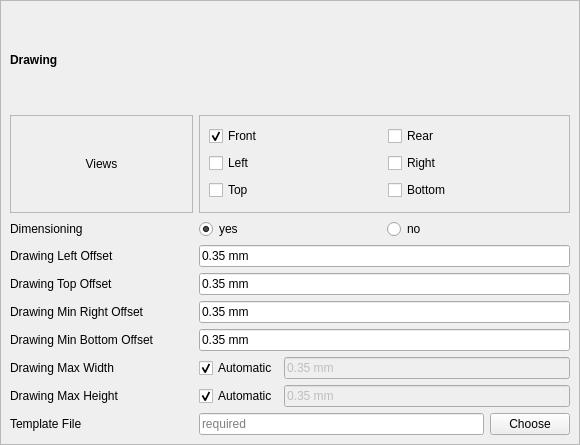
First picture: the form in ReinforcementDrawing/ReinforcementDrawingDimensioning_Drawing.ui, repository amrit3701/FreeCAD-Reinforcement, before the edit.
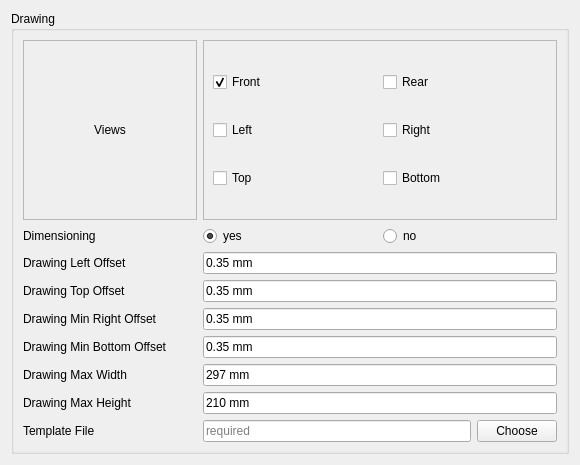
Second picture: the form after the edit. Custom widgets are drawn as their Qt base class.

Commit message: Integrate Reinforcement Drawing Dimensioning UI

What changed in the file:
```diff
--- a/ReinforcementDrawing/ReinforcementDrawingDimensioning_Drawing.ui
+++ b/ReinforcementDrawing/ReinforcementDrawingDimensioning_Drawing.ui
@@ -7,13 +7,19 @@
     <x>0</x>
     <y>0</y>
     <width>580</width>
-    <height>445</height>
+    <height>465</height>
    </rect>
   </property>
   <property name="windowTitle">
    <string>ReinforcementDrawingAndDimensioning_Drawing</string>
   </property>
   <layout class="QGridLayout" name="gridLayout">
+   <item row="0" column="0">
+    <widget class="QGroupBox" name="groupBox">
+     <property name="title">
+      <string>Drawing</string>
+     </property>
+     <layout class="QVBoxLayout" name="verticalLayout">
    <property name="leftMargin">
     <number>0</number>
    </property>
@@ -26,8 +32,11 @@
    <property name="bottomMargin">
     <number>0</number>
    </property>
-   <item row="0" column="0">
+      <item>
     <widget class="QScrollArea" name="drawing_scrollArea">
+        <property name="frameShape">
+         <enum>QFrame::NoFrame</enum>
+        </property>
      <property name="widgetResizable">
       <bool>true</bool>
      </property>
@@ -36,194 +45,18 @@
        <rect>
         <x>0</x>
         <y>0</y>
-        <width>578</width>
-        <height>443</height>
+           <width>556</width>
+           <height>417</height>
        </rect>
       </property>
       <layout class="QGridLayout" name="gridLayout_2">
-       <item row="8" column="0">
-        <widget class="QLabel" name="drawing_left_offset_label">
-         <property name="text">
-          <string>Drawing Left Offset</string>
-         </property>
-        </widget>
-       </item>
-       <item row="0" column="0">
-        <widget class="QLabel" name="drawing_heading">
-         <property name="font">
-          <font>
-           <weight>75</weight>
-           <bold>true</bold>
-          </font>
-         </property>
-         <property name="text">
-          <string>Drawing</string>
-         </property>
-        </widget>
-       </item>
-       <item row="14" column="1" colspan="2">
-        <layout class="QHBoxLayout" name="template_file_horizontal_layout">
-         <item>
-          <widget class="Gui::PrefLineEdit" name="template_file">
-           <property name="toolTip">
-            <string>&lt;html&gt;&lt;head/&gt;&lt;body&gt;&lt;p&gt;The template file to be used for the reinforcement drawing page&lt;/p&gt;&lt;/body&gt;&lt;/html&gt;</string>
-           </property>
-           <property name="placeholderText">
-            <string>required</string>
-           </property>
-           <property name="clearButtonEnabled">
-            <bool>true</bool>
-           </property>
-          </widget>
-         </item>
-         <item>
-          <widget class="QPushButton" name="choose_template_file">
-           <property name="text">
-            <string>Choose</string>
-           </property>
-          </widget>
-         </item>
-        </layout>
-       </item>
-       <item row="10" column="0">
-        <widget class="QLabel" name="drawing_min_right_offset_label">
-         <property name="text">
-          <string>Drawing Min Right Offset</string>
-         </property>
-        </widget>
-       </item>
-       <item row="7" column="0">
-        <widget class="QLabel" name="perform_dimensioning_label">
-         <property name="text">
-          <string>Dimensioning</string>
-         </property>
-        </widget>
-       </item>
-       <item row="10" column="1" colspan="2">
-        <widget class="Gui::InputField" name="drawing_min_right_offset">
-         <property name="toolTip">
-          <string>&lt;html&gt;&lt;head/&gt;&lt;body&gt;&lt;p&gt;The minimum right offset of the drawing view on &lt;span style=&quot; font-family:'monospace';&quot;&gt;template&lt;/span&gt;&lt;/p&gt;&lt;/body&gt;&lt;/html&gt;</string>
-         </property>
-         <property name="text">
-          <string>0.35 mm</string>
-         </property>
-         <property name="unit" stdset="0">
-          <string notr="true">mm</string>
-         </property>
-         <property name="quantity" stdset="0">
-          <double>0.350000000000000</double>
-         </property>
-        </widget>
-       </item>
-       <item row="9" column="1" colspan="2">
-        <widget class="Gui::InputField" name="drawing_top_offset">
-         <property name="toolTip">
-          <string>&lt;html&gt;&lt;head/&gt;&lt;body&gt;&lt;p&gt;The top offset of the drawing view on t&lt;span style=&quot; font-family:'monospace';&quot;&gt;emplate&lt;/span&gt;&lt;/p&gt;&lt;/body&gt;&lt;/html&gt;</string>
-         </property>
-         <property name="text">
-          <string>0.35 mm</string>
-         </property>
-         <property name="unit" stdset="0">
-          <string notr="true">mm</string>
-         </property>
-         <property name="quantity" stdset="0">
-          <double>0.350000000000000</double>
-         </property>
-        </widget>
-       </item>
-       <item row="7" column="1">
-        <widget class="QRadioButton" name="perform_dimensioning_radio_button">
-         <property name="toolTip">
-          <string>&lt;html&gt;&lt;head/&gt;&lt;body&gt;&lt;p&gt;Dimensioning is performed&lt;/p&gt;&lt;/body&gt;&lt;/html&gt;</string>
-         </property>
-         <property name="text">
-          <string>yes</string>
-         </property>
-         <property name="checked">
-          <bool>true</bool>
-         </property>
-         <attribute name="buttonGroup">
-          <string notr="true">dimensioning_button_group</string>
-         </attribute>
-        </widget>
-       </item>
        <item row="11" column="1" colspan="2">
-        <widget class="Gui::InputField" name="drawing_min_bottom_offset">
-         <property name="toolTip">
-          <string>&lt;html&gt;&lt;head/&gt;&lt;body&gt;&lt;p&gt;The minimum bottom offset of the drawing view on &lt;span style=&quot; font-family:'monospace';&quot;&gt;template&lt;/span&gt;&lt;/p&gt;&lt;/body&gt;&lt;/html&gt;</string>
-         </property>
-         <property name="text">
-          <string>0.35 mm</string>
-         </property>
-         <property name="unit" stdset="0">
-          <string notr="true">mm</string>
-         </property>
-         <property name="quantity" stdset="0">
-          <double>0.350000000000000</double>
-         </property>
-        </widget>
-       </item>
-       <item row="11" column="0">
-        <widget class="QLabel" name="drawing_min_bottom_offset_label">
-         <property name="text">
-          <string>Drawing Min Bottom Offset</string>
-         </property>
-        </widget>
-       </item>
-       <item row="8" column="1" colspan="2">
-        <widget class="Gui::InputField" name="drawing_left_offset">
-         <property name="toolTip">
-          <string>&lt;html&gt;&lt;head/&gt;&lt;body&gt;&lt;p&gt;The left offset of the drawing view on t&lt;span style=&quot; font-family:'monospace';&quot;&gt;emplate&lt;/span&gt;&lt;/p&gt;&lt;/body&gt;&lt;/html&gt;</string>
-         </property>
-         <property name="text">
-          <string>0.35 mm</string>
-         </property>
-         <property name="cursorPosition">
-          <number>7</number>
-         </property>
-         <property name="unit" stdset="0">
-          <string notr="true">mm</string>
-         </property>
-         <property name="quantity" stdset="0">
-          <double>0.350000000000000</double>
-         </property>
-        </widget>
-       </item>
-       <item row="7" column="2">
-        <widget class="QRadioButton" name="perform_no_dimensioning_radio_button">
-         <property name="toolTip">
-          <string>&lt;html&gt;&lt;head/&gt;&lt;body&gt;&lt;p&gt;Dimensioning is not performed&lt;/p&gt;&lt;/body&gt;&lt;/html&gt;</string>
-         </property>
-         <property name="text">
-          <string>no</string>
-         </property>
-         <attribute name="buttonGroup">
-          <string notr="true">dimensioning_button_group</string>
-         </attribute>
-        </widget>
-       </item>
-       <item row="12" column="1" colspan="2">
-        <layout class="QHBoxLayout" name="drawing_max_width_horizontal_layout">
-         <item>
-          <widget class="QCheckBox" name="drawing_max_width_automatic_check_box">
-           <property name="text">
-            <string>Automatic</string>
-           </property>
-           <property name="checked">
-            <bool>true</bool>
-           </property>
-          </widget>
-         </item>
-         <item>
           <widget class="Gui::InputField" name="drawing_max_width">
-           <property name="enabled">
-            <bool>false</bool>
-           </property>
            <property name="toolTip">
             <string>&lt;html&gt;&lt;head/&gt;&lt;body&gt;&lt;p&gt;The maximum width of drawing on &lt;span style=&quot; font-family:'monospace';&quot;&gt;template&lt;/span&gt;&lt;/p&gt;&lt;/body&gt;&lt;/html&gt;</string>
            </property>
            <property name="text">
-            <string>0.35 mm</string>
+             <string>297 mm</string>
            </property>
            <property name="unit" stdset="0">
             <string notr="true">mm</string>
@@ -233,51 +66,13 @@
            </property>
           </widget>
          </item>
-        </layout>
-       </item>
-       <item row="12" column="0">
-        <widget class="QLabel" name="drawing_max_width_label">
-         <property name="text">
-          <string>Drawing Max Width</string>
-         </property>
-        </widget>
-       </item>
-       <item row="9" column="0">
-        <widget class="QLabel" name="drawing_top_offset_label">
-         <property name="text">
-          <string>Drawing Top Offset</string>
-         </property>
-        </widget>
-       </item>
-       <item row="14" column="0">
-        <widget class="QLabel" name="template_file_label">
-         <property name="text">
-          <string>Template File</string>
-         </property>
-        </widget>
-       </item>
-       <item row="13" column="1" colspan="2">
-        <layout class="QHBoxLayout" name="drawing_max_height_horizontal_layout">
-         <item>
-          <widget class="QCheckBox" name="drawing_max_height_automatic_check_box">
-           <property name="text">
-            <string>Automatic</string>
-           </property>
-           <property name="checked">
-            <bool>true</bool>
-           </property>
-          </widget>
-         </item>
-         <item>
+          <item row="12" column="1" colspan="2">
           <widget class="Gui::InputField" name="drawing_max_height">
-           <property name="enabled">
-            <bool>false</bool>
-           </property>
            <property name="toolTip">
             <string>&lt;html&gt;&lt;head/&gt;&lt;body&gt;&lt;p&gt;The maximum height of drawing on &lt;span style=&quot; font-family:'monospace';&quot;&gt;template&lt;/span&gt;&lt;/p&gt;&lt;/body&gt;&lt;/html&gt;</string>
            </property>
            <property name="text">
-            <string>0.35 mm</string>
+             <string>210 mm</string>
            </property>
            <property name="unit" stdset="0">
             <string notr="true">mm</string>
@@ -287,16 +82,14 @@
            </property>
           </widget>
          </item>
-        </layout>
-       </item>
-       <item row="13" column="0">
-        <widget class="QLabel" name="drawing_max_height_label">
+          <item row="10" column="0">
+           <widget class="QLabel" name="drawing_min_bottom_offset_label">
          <property name="text">
-          <string>Drawing Max Height</string>
+             <string>Drawing Min Bottom Offset</string>
          </property>
         </widget>
        </item>
-       <item row="3" column="1" colspan="2">
+          <item row="2" column="1" colspan="2">
         <widget class="QFrame" name="frame">
          <property name="frameShape">
           <enum>QFrame::StyledPanel</enum>
@@ -407,7 +200,51 @@
          </layout>
         </widget>
        </item>
-       <item row="3" column="0">
+          <item row="8" column="0">
+           <widget class="QLabel" name="drawing_top_offset_label">
+            <property name="text">
+             <string>Drawing Top Offset</string>
+            </property>
+           </widget>
+          </item>
+          <item row="9" column="0">
+           <widget class="QLabel" name="drawing_min_right_offset_label">
+            <property name="text">
+             <string>Drawing Min Right Offset</string>
+            </property>
+           </widget>
+          </item>
+          <item row="7" column="0">
+           <widget class="QLabel" name="drawing_left_offset_label">
+            <property name="text">
+             <string>Drawing Left Offset</string>
+            </property>
+           </widget>
+          </item>
+          <item row="6" column="1">
+           <widget class="QRadioButton" name="perform_dimensioning_radio_button">
+            <property name="toolTip">
+             <string>&lt;html&gt;&lt;head/&gt;&lt;body&gt;&lt;p&gt;Dimensioning is performed&lt;/p&gt;&lt;/body&gt;&lt;/html&gt;</string>
+            </property>
+            <property name="text">
+             <string>yes</string>
+            </property>
+            <property name="checked">
+             <bool>true</bool>
+            </property>
+            <attribute name="buttonGroup">
+             <string notr="true">dimensioning_button_group</string>
+            </attribute>
+           </widget>
+          </item>
+          <item row="12" column="0">
+           <widget class="QLabel" name="drawing_max_height_label">
+            <property name="text">
+             <string>Drawing Max Height</string>
+            </property>
+           </widget>
+          </item>
+          <item row="2" column="0">
         <widget class="QLabel" name="views_label">
          <property name="frameShape">
           <enum>QFrame::StyledPanel</enum>
@@ -420,8 +257,136 @@
          </property>
         </widget>
        </item>
-      </layout>
-     </widget>
+          <item row="10" column="1" colspan="2">
+           <widget class="Gui::InputField" name="drawing_min_bottom_offset">
+            <property name="toolTip">
+             <string>&lt;html&gt;&lt;head/&gt;&lt;body&gt;&lt;p&gt;The minimum bottom offset of the drawing view on &lt;span style=&quot; font-family:'monospace';&quot;&gt;template&lt;/span&gt;&lt;/p&gt;&lt;/body&gt;&lt;/html&gt;</string>
+            </property>
+            <property name="text">
+             <string>0.35 mm</string>
+            </property>
+            <property name="unit" stdset="0">
+             <string notr="true">mm</string>
+            </property>
+            <property name="quantity" stdset="0">
+             <double>0.350000000000000</double>
+            </property>
+           </widget>
+          </item>
+          <item row="8" column="1" colspan="2">
+           <widget class="Gui::InputField" name="drawing_top_offset">
+            <property name="toolTip">
+             <string>&lt;html&gt;&lt;head/&gt;&lt;body&gt;&lt;p&gt;The top offset of the drawing view on t&lt;span style=&quot; font-family:'monospace';&quot;&gt;emplate&lt;/span&gt;&lt;/p&gt;&lt;/body&gt;&lt;/html&gt;</string>
+            </property>
+            <property name="text">
+             <string>0.35 mm</string>
+            </property>
+            <property name="unit" stdset="0">
+             <string notr="true">mm</string>
+            </property>
+            <property name="quantity" stdset="0">
+             <double>0.350000000000000</double>
+            </property>
+           </widget>
+          </item>
+          <item row="6" column="2">
+           <widget class="QRadioButton" name="perform_no_dimensioning_radio_button">
+            <property name="toolTip">
+             <string>&lt;html&gt;&lt;head/&gt;&lt;body&gt;&lt;p&gt;Dimensioning is not performed&lt;/p&gt;&lt;/body&gt;&lt;/html&gt;</string>
+            </property>
+            <property name="text">
+             <string>no</string>
+            </property>
+            <attribute name="buttonGroup">
+             <string notr="true">dimensioning_button_group</string>
+            </attribute>
+           </widget>
+          </item>
+          <item row="13" column="0">
+           <widget class="QLabel" name="template_file_label">
+            <property name="text">
+             <string>Template File</string>
+            </property>
+           </widget>
+          </item>
+          <item row="13" column="1" colspan="2">
+           <layout class="QHBoxLayout" name="template_file_horizontal_layout">
+            <item>
+             <widget class="Gui::PrefLineEdit" name="template_file">
+              <property name="toolTip">
+               <string>&lt;html&gt;&lt;head/&gt;&lt;body&gt;&lt;p&gt;The template file to be used for the reinforcement drawing page&lt;/p&gt;&lt;/body&gt;&lt;/html&gt;</string>
+              </property>
+              <property name="placeholderText">
+               <string>required</string>
+              </property>
+              <property name="clearButtonEnabled">
+               <bool>true</bool>
+              </property>
+             </widget>
+            </item>
+            <item>
+             <widget class="QPushButton" name="choose_template_file">
+              <property name="text">
+               <string>Choose</string>
+              </property>
+             </widget>
+            </item>
+           </layout>
+          </item>
+          <item row="7" column="1" colspan="2">
+           <widget class="Gui::InputField" name="drawing_left_offset">
+            <property name="toolTip">
+             <string>&lt;html&gt;&lt;head/&gt;&lt;body&gt;&lt;p&gt;The left offset of the drawing view on t&lt;span style=&quot; font-family:'monospace';&quot;&gt;emplate&lt;/span&gt;&lt;/p&gt;&lt;/body&gt;&lt;/html&gt;</string>
+            </property>
+            <property name="text">
+             <string>0.35 mm</string>
+            </property>
+            <property name="cursorPosition">
+             <number>7</number>
+            </property>
+            <property name="unit" stdset="0">
+             <string notr="true">mm</string>
+            </property>
+            <property name="quantity" stdset="0">
+             <double>0.350000000000000</double>
+            </property>
+           </widget>
+          </item>
+          <item row="6" column="0">
+           <widget class="QLabel" name="perform_dimensioning_label">
+            <property name="text">
+             <string>Dimensioning</string>
+            </property>
+           </widget>
+          </item>
+          <item row="9" column="1" colspan="2">
+           <widget class="Gui::InputField" name="drawing_min_right_offset">
+            <property name="toolTip">
+             <string>&lt;html&gt;&lt;head/&gt;&lt;body&gt;&lt;p&gt;The minimum right offset of the drawing view on &lt;span style=&quot; font-family:'monospace';&quot;&gt;template&lt;/span&gt;&lt;/p&gt;&lt;/body&gt;&lt;/html&gt;</string>
+            </property>
+            <property name="text">
+             <string>0.35 mm</string>
+            </property>
+            <property name="unit" stdset="0">
+             <string notr="true">mm</string>
+            </property>
+            <property name="quantity" stdset="0">
+             <double>0.350000000000000</double>
+            </property>
+           </widget>
+          </item>
+          <item row="11" column="0">
+           <widget class="QLabel" name="drawing_max_width_label">
+            <property name="text">
+             <string>Drawing Max Width</string>
+            </property>
+           </widget>
+          </item>
+         </layout>
+        </widget>
+       </widget>
+      </item>
+     </layout>
     </widget>
    </item>
   </layout>
```
Left out of the diff: 41 changed lines with no effect on the pictures. Lines whose indentation alone changed are shown as unchanged. The commit also changes 9 other files.
